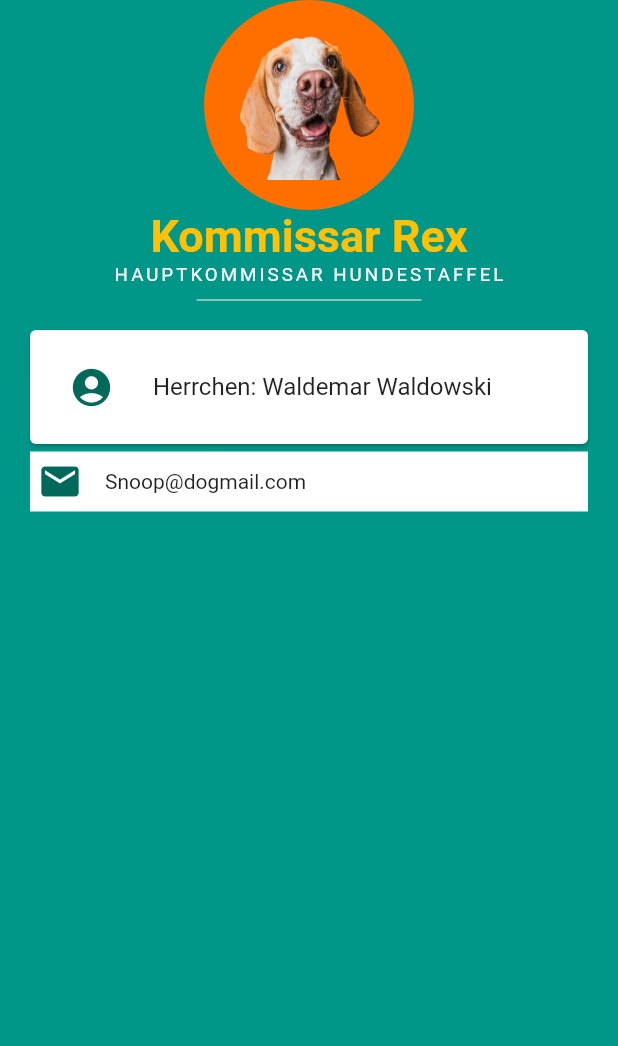
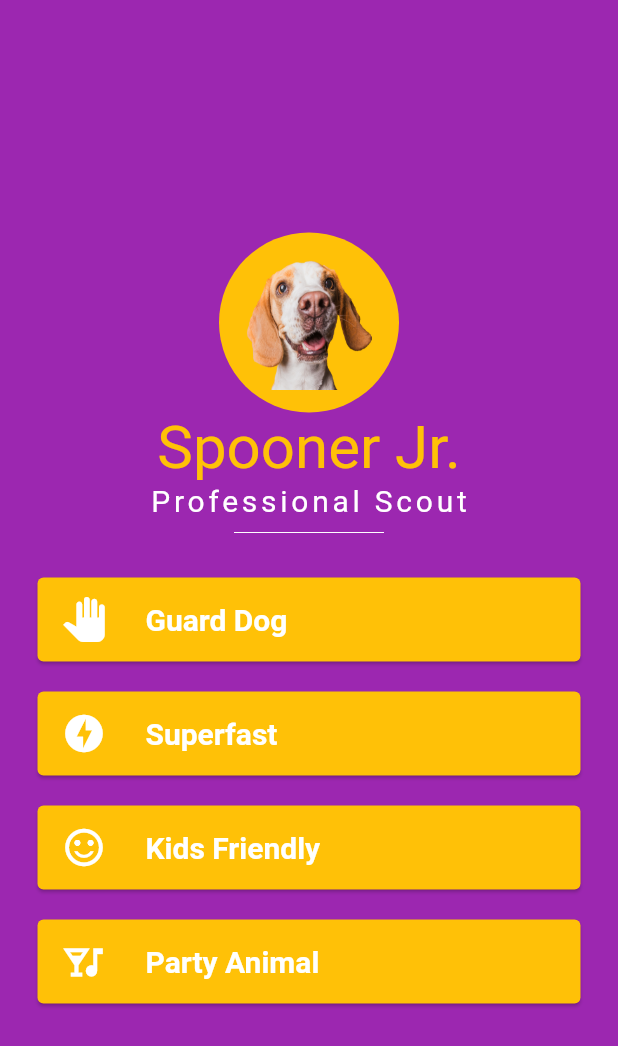
Before and after one commit to Flexxbo/Flutter_Card, a Flutter app: the screen it shows after launch, on a phone screen of 412 x 824 dp. Shown: the top 1046 px of the screen. Run offline on Flutter 3.47's test engine with Material 2 defaults, Android fonts, the phone set to English and light mode, and no system bars; Roboto replaces fonts that are missing (ReggaeOne).

Commit message:
doggy card

```diff
--- a/lib/main.dart
+++ b/lib/main.dart
@@ -12,76 +12,118 @@ class MyApp extends StatelessWidget {
   Widget build(BuildContext context) {
     return MaterialApp(
       home: Scaffold(
-        backgroundColor: Colors.teal,
+        backgroundColor: Colors.purple,
         body: SafeArea(
           child: Column(
+            mainAxisAlignment: MainAxisAlignment.center,
             children: <Widget>[
               CircleAvatar(
-                backgroundColor: Colors.amber[900],
-                radius: 70.0,
+                backgroundColor: Colors.amber,
+                radius: 60.0,
                 child: Image(
-                  height: 100.0,
-                  width: 100.0,
                     image: AssetImage("images/HundeFoto.png"),
+                    height: 90.0,
+                    width: 90.0),
+              ),
+              Text(
+                "Spooner Jr.",
+                style: TextStyle(
+                  color: Colors.amber,
+                  fontFamily: "ReggaeOne",
+                  fontSize: 40.0,
                 ),
               ),
               Text(
-                "Kommissar Rex",
-                style: TextStyle(
-                    fontSize: 30.0,
-                    color: Colors.amber,
-                    fontWeight: FontWeight.bold,
-                    fontFamily: "ReggaeOne"),
-              ),
-              Text(
-                "HAUPTKOMMISSAR HUNDESTAFFEL",
+                "Professional Scout",
                 style: TextStyle(
                   color: Colors.white,
-                  fontSize: 12.5,
-                  letterSpacing: 2,
+                  fontSize: 20.0,
+                  letterSpacing: 2.5,
                 ),
               ),
               SizedBox(
                 height: 20.0,
-                width: 150.0,
+                width: 100.0,
                 child: Divider(
-                  color: Colors.amber[50],
+                  color: Colors.white,
                 ),
               ),
               Card(
-                color: Colors.white,
-                margin: EdgeInsets.fromLTRB(20.0, 10.0, 20.0, 5.0),
-                //padding: EdgeInsets.symmetric(vertical: 5.0, horizontal: 5.0),
-                child: Padding(
-                    padding:
-                        EdgeInsets.symmetric(vertical: 10.0, horizontal: 10.0),
+                color: Colors.amber,
+                margin: EdgeInsets.fromLTRB(25.0, 20.0, 25.0, 0),
                 child: ListTile(
                   leading: Icon(
-                        Icons.account_circle,
+                    Icons.pan_tool,
+                    color: Colors.white,
                     size: 30.0,
-                        color: Colors.teal[800],
                   ),
-                      title: Text("Herrchen: Waldemar Waldowski"),
-                    )),
+                  title: Text(
+                    "Guard Dog",
+                    style: TextStyle(
+                      color: Colors.white,
+                      fontWeight: FontWeight.bold,
+                      fontSize: 20.0,
                     ),
-              Container(
+                  ),
+                ),
+              ),
+              Card(
+                color: Colors.amber,
+                margin: EdgeInsets.fromLTRB(25.0, 20.0, 25.0, 0),
+                child: ListTile(
+                  leading: Icon(
+                    Icons.offline_bolt,
                     color: Colors.white,
-                margin: EdgeInsets.fromLTRB(20.0, 0.0, 20.0, 10.0),
-                padding: EdgeInsets.symmetric(vertical: 5.0, horizontal: 5.0),
-                child: Row(
-                  children: <Widget>[
-                    Icon(
-                      Icons.email,
                     size: 30.0,
-                      color: Colors.teal[800],
                   ),
-                    SizedBox(
-                      width: 15.0,
+                  title: Text(
+                    "Superfast",
+                    style: TextStyle(
+                      color: Colors.white,
+                      fontWeight: FontWeight.bold,
+                      fontSize: 20.0,
                     ),
-                    Text("Snoop@dogmail.com")
-                  ],
                   ),
-              )
+                ),
+              ),
+              Card(
+                color: Colors.amber,
+                margin: EdgeInsets.fromLTRB(25.0, 20.0, 25.0, 0),
+                child: ListTile(
+                  leading: Icon(
+                    Icons.sentiment_satisfied_alt,
+                    color: Colors.white,
+                    size: 30.0,
+                  ),
+                  title: Text(
+                    "Kids Friendly",
+                    style: TextStyle(
+                      color: Colors.white,
+                      fontWeight: FontWeight.bold,
+                      fontSize: 20.0,
+                    ),
+                  ),
+                ),
+              ),
+              Card(
+                color: Colors.amber,
+                margin: EdgeInsets.fromLTRB(25.0, 20.0, 25.0, 0),
+                child: ListTile(
+                  leading: Icon(
+                    Icons.nightlife,
+                    color: Colors.white,
+                    size: 30.0,
+                  ),
+                  title: Text(
+                    "Party Animal",
+                    style: TextStyle(
+                      color: Colors.white,
+                      fontWeight: FontWeight.bold,
+                      fontSize: 20.0,
+                    ),
+                  ),
+                ),
+              ),
             ],
           ),
         ),
@@ -89,17 +131,3 @@ class MyApp extends StatelessWidget {
     );
   }
 }
-/*
-Row(
-children: <Widget>[
-Icon(
-Icons.account_circle,
-size: 30.0,
-color: Colors.teal[800],
-),
-SizedBox(
-width: 15.0,
-),
-Text("Herrchen: Waldemar Waldowski")
-],
-),*/
```
Lines whose indentation alone changed are shown as unchanged.
